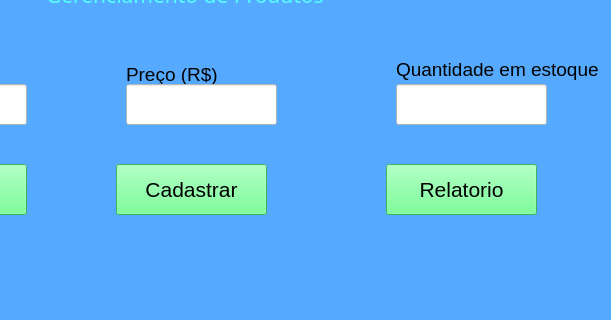
This is bettersmart.ui in tiagonunes1337/SistemaDeVendas as Qt 5 draws it before an edit; both pictures show x 184 to 795 and y 106 to 426 of the 795 by 426 pixel window. The edited form follows.
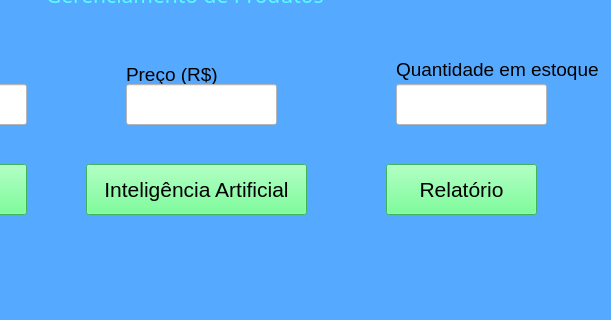
This is the edited form.

Commit message: Atualizar código - modificações em UI e scripts Python

The edit to the form file:
```diff
--- a/bettersmart.ui
+++ b/bettersmart.ui
@@ -193,7 +193,7 @@
      <string notr="true">background:rgb(85, 255, 127)</string>
     </property>
     <property name="text">
-     <string>Relatorio</string>
+     <string>Relatório</string>
     </property>
    </widget>
    <widget class="QLabel" name="lblConfirmacao">
@@ -221,9 +221,9 @@
    <widget class="QPushButton" name="btnCadastrar_2">
     <property name="geometry">
      <rect>
-      <x>300</x>
+      <x>270</x>
       <y>270</y>
-      <width>151</width>
+      <width>221</width>
       <height>51</height>
      </rect>
     </property>
@@ -236,7 +236,7 @@
      <string notr="true">background:rgb(85, 255, 127)</string>
     </property>
     <property name="text">
-     <string>Cadastrar</string>
+     <string>Inteligência Artificial</string>
     </property>
    </widget>
   </widget>
```
Left out of the diff: 4 changed lines with no effect on the pictures. The commit also changes 4 other files.
